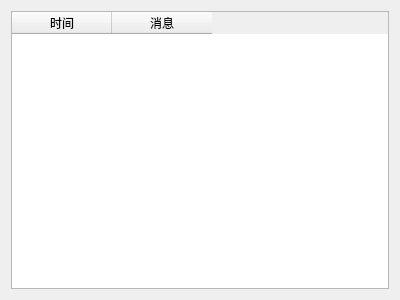
xuqingxiangstu/platform, file dataAnalysis/messagearea.ui: the form before one commit.
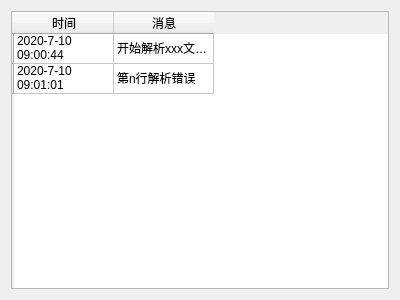
The form after the commit.

```diff
--- a/dataAnalysis/messagearea.ui
+++ b/dataAnalysis/messagearea.ui
@@ -16,6 +16,16 @@
   <layout class="QHBoxLayout" name="horizontalLayout">
    <item>
     <widget class="QTableWidget" name="tableWidget">
+     <row>
+      <property name="text">
+       <string/>
+      </property>
+     </row>
+     <row>
+      <property name="text">
+       <string/>
+      </property>
+     </row>
      <column>
       <property name="text">
        <string>时间</string>
@@ -26,6 +36,26 @@
        <string>消息</string>
       </property>
      </column>
+     <item row="0" column="0">
+      <property name="text">
+       <string>2020-7-10 09:00:44</string>
+      </property>
+     </item>
+     <item row="0" column="1">
+      <property name="text">
+       <string>开始解析xxx文件....</string>
+      </property>
+     </item>
+     <item row="1" column="0">
+      <property name="text">
+       <string>2020-7-10 09:01:01</string>
+      </property>
+     </item>
+     <item row="1" column="1">
+      <property name="text">
+       <string>第n行解析错误</string>
+      </property>
+     </item>
     </widget>
    </item>
   </layout>
```
